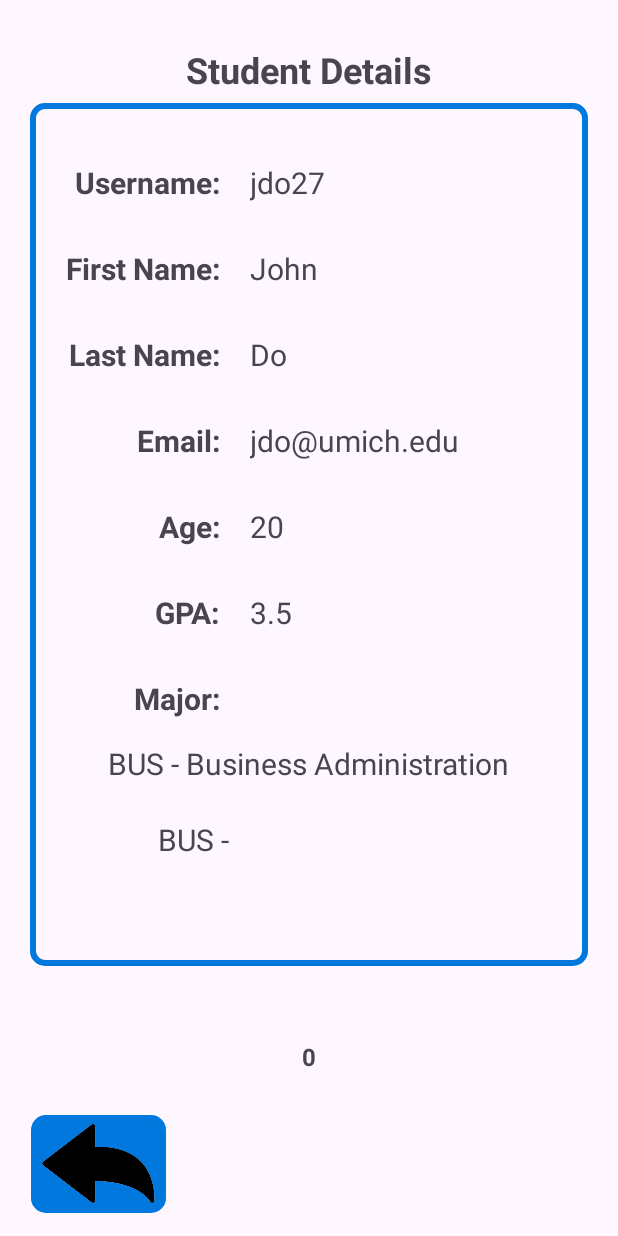
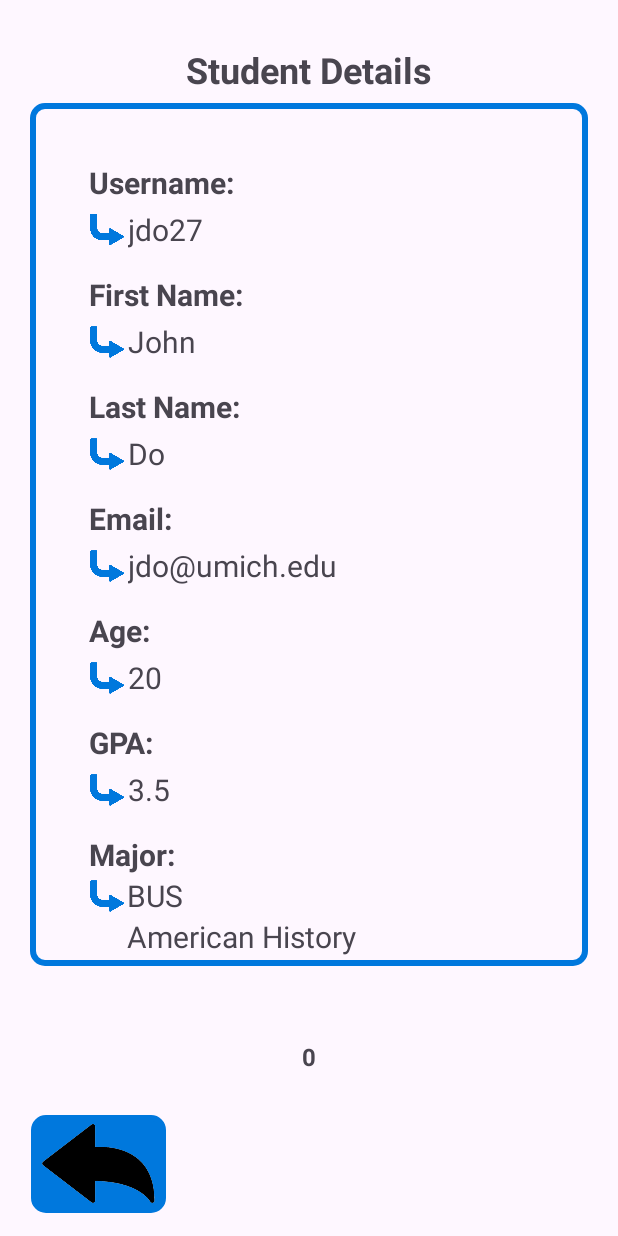
Before and after one commit to MikeEberhart/Homework03_Program1, an Android app: the DetailsActivity screen opened directly, with no data from a screen before it, on a phone screen of 412 x 824 dp. Run offline under Robolectric (Android 15) with nearby library versions, the phone set to English and light mode, and no system bars.

Commit message:
Update GUI for details view; Worked on passing some data to the details textboxes;

```diff
--- a/app/src/main/java/com/example/homework03_program1/DatabaseHelper.java
+++ b/app/src/main/java/com/example/homework03_program1/DatabaseHelper.java
@@ -167,7 +167,8 @@ public class DatabaseHelper extends SQLiteOpenHelper
                         db_sdataCursor.getString(2),
                         db_sdataCursor.getString(3),
                         db_sdataCursor.getInt(4),
-                        db_sdataCursor.getDouble(5)));
+                        db_sdataCursor.getDouble(5),
+                        db_sdataCursor.getInt(6)));
                 i++;
             }while(db_sdataCursor.moveToNext());
         }
--- a/app/src/main/java/com/example/homework03_program1/DetailsActivity.java
+++ b/app/src/main/java/com/example/homework03_program1/DetailsActivity.java
@@ -103,7 +103,7 @@ public class DetailsActivity extends AppCompatActivity
         tv_j_vsDetails_age.setText(String.valueOf(sd.getSd_age()));
         tv_j_vsDetails_gpa.setText(String.valueOf(sd.getSd_gpa()));
         // student major needs to be convert from foreign key to text
-//        tv_j_vsDetails_major.setText(sd.getSd_major());
-//        Log.d("MajorName", sd.getSd_major());
+        tv_j_vsDetails_major.setText(MajorData.PassMajorData.getMp_MajorName(da_selectedStudent));
+        Log.d("MajorName", String.valueOf(sd.getSd_major()));
     }
 }
--- a/app/src/main/java/com/example/homework03_program1/StudentData.java
+++ b/app/src/main/java/com/example/homework03_program1/StudentData.java
@@ -11,14 +11,14 @@ public class StudentData
     private String sd_email;
     private int sd_age;
     private double sd_gpa;
-    private String sd_major;
+    private int sd_major;
 
     public StudentData()
     {
 
     }
 
-    public StudentData(String un, String fn, String ln, String em, int a, double g)
+    public StudentData(String un, String fn, String ln, String em, int a, double g, int maj)
     {
         sd_username = un;
         sd_fname = fn;
@@ -26,7 +26,7 @@ public class StudentData
         sd_email = em;
         sd_age = a;
         sd_gpa = g;
-//        sd_major = maj;
+        sd_major = maj;
     }
     // Getters //
     public String getSd_username()
@@ -53,7 +53,7 @@ public class StudentData
     {
         return sd_gpa;
     }
-    public String getSd_major() // student major needs to be convert from foreign key to text
+    public int getSd_major() // student major needs to be convert from foreign key to text
     {
         return sd_major;
     }
@@ -82,7 +82,7 @@ public class StudentData
     {
         sd_gpa = g;
     }
-    public void setSd_major(String maj)
+    public void setSd_major(int maj)
     {
         sd_major = maj;
     }
--- a/app/src/main/res/layout/da_vswitcher_details_layout.xml
+++ b/app/src/main/res/layout/da_vswitcher_details_layout.xml
@@ -5,187 +5,262 @@
     android:layout_width="match_parent"
     android:layout_height="match_parent">
 
+    <ImageView
+        android:id="@+id/imageView2"
+        android:layout_width="24dp"
+        android:layout_height="24dp"
+        app:layout_constraintBottom_toBottomOf="@+id/tv_vsDetails_lname"
+        app:layout_constraintStart_toStartOf="@+id/tv_vsDetails_lnameLabel"
+        app:layout_constraintTop_toTopOf="@+id/tv_vsDetails_lname"
+        app:srcCompat="@drawable/corner_arrow" />
+
+    <ImageView
+        android:id="@+id/imageView2"
+        android:layout_width="24dp"
+        android:layout_height="24dp"
+        app:layout_constraintBottom_toBottomOf="@+id/tv_vsDetails_email"
+        app:layout_constraintStart_toStartOf="@+id/tv_vsDetails_emailLabel"
+        app:layout_constraintTop_toTopOf="@+id/tv_vsDetails_email"
+        app:srcCompat="@drawable/corner_arrow" />
+
+    <ImageView
+        android:id="@+id/imageView2"
+        android:layout_width="24dp"
+        android:layout_height="24dp"
+        app:layout_constraintBottom_toBottomOf="@+id/tv_vsDetails_age"
+        app:layout_constraintStart_toStartOf="@+id/tv_vsDetails_ageLabel"
+        app:layout_constraintTop_toTopOf="@+id/tv_vsDetails_age"
+        app:srcCompat="@drawable/corner_arrow" />
+
+    <ImageView
+        android:id="@+id/imageView2"
+        android:layout_width="24dp"
+        android:layout_height="24dp"
+        app:layout_constraintBottom_toBottomOf="@+id/tv_vsDetails_gpa"
+        app:layout_constraintStart_toStartOf="@+id/tv_vsDetails_gpaLabel"
+        app:layout_constraintTop_toTopOf="@+id/tv_vsDetails_gpa"
+        app:srcCompat="@drawable/corner_arrow" />
+
+    <ImageView
+        android:id="@+id/imageView2"
+        android:layout_width="24dp"
+        android:layout_height="24dp"
+        app:layout_constraintBottom_toBottomOf="@+id/tv_vsDetails_majorPrefix"
+        app:layout_constraintStart_toStartOf="@+id/tv_vsDetails_majorLabel"
+        app:layout_constraintTop_toTopOf="@+id/tv_vsDetails_majorPrefix"
+        app:srcCompat="@drawable/corner_arrow" />
+
+    <ImageView
+        android:id="@+id/imageView2"
+        android:layout_width="24dp"
+        android:layout_height="24dp"
+        app:layout_constraintBottom_toBottomOf="@+id/tv_vsDetails_fname"
+        app:layout_constraintStart_toStartOf="@+id/tv_vsDetails_fnameLabel"
+        app:layout_constraintTop_toTopOf="@+id/tv_vsDetails_fname"
+        app:srcCompat="@drawable/corner_arrow" />
+
     <TextView
         android:id="@+id/tv_vsDetails_username"
         android:layout_width="wrap_content"
         android:layout_height="wrap_content"
-        android:layout_marginStart="20dp"
-        android:layout_marginTop="35dp"
+        android:layout_marginStart="26dp"
+        android:layout_marginTop="4dp"
         android:text="username"
         android:textAlignment="textStart"
         android:textSize="20sp"
-        app:layout_constraintStart_toEndOf="@+id/tv_vsDetails_usernameLabel"
-        app:layout_constraintTop_toTopOf="parent" />
+        app:layout_constraintEnd_toEndOf="@+id/tv_vsDetails_usernameLabel"
+        app:layout_constraintHorizontal_bias="0.0"
+        app:layout_constraintStart_toStartOf="@+id/tv_vsDetails_usernameLabel"
+        app:layout_constraintTop_toBottomOf="@+id/tv_vsDetails_usernameLabel" />
 
     <TextView
         android:id="@+id/tv_vsDetails_fnameLabel"
         android:layout_width="wrap_content"
         android:layout_height="wrap_content"
-        android:layout_marginStart="20dp"
-        android:layout_marginTop="30dp"
+        android:layout_marginTop="16dp"
         android:text="First Name:"
         android:textAlignment="textStart"
         android:textSize="20sp"
         android:textStyle="bold"
-        app:layout_constraintStart_toStartOf="parent"
-        app:layout_constraintTop_toBottomOf="@+id/tv_vsDetails_usernameLabel" />
+        app:layout_constraintStart_toStartOf="@+id/tv_vsDetails_usernameLabel"
+        app:layout_constraintTop_toBottomOf="@+id/tv_vsDetails_username" />
+
+    <TextView
+        android:id="@+id/tv_vsDetails_age"
+        android:layout_width="wrap_content"
+        android:layout_height="wrap_content"
+        android:layout_marginStart="26dp"
+        android:layout_marginTop="4dp"
+        android:text="age"
+        android:textAlignment="textStart"
+        android:textSize="20sp"
+        app:layout_constraintEnd_toEndOf="@+id/tv_vsDetails_ageLabel"
+        app:layout_constraintHorizontal_bias="0.0"
+        app:layout_constraintStart_toStartOf="@+id/tv_vsDetails_ageLabel"
+        app:layout_constraintTop_toBottomOf="@+id/tv_vsDetails_ageLabel" />
 
     <TextView
         android:id="@+id/tv_vsDetails_ageLabel"
         android:layout_width="wrap_content"
         android:layout_height="wrap_content"
-        android:layout_marginTop="30dp"
+        android:layout_marginTop="16dp"
         android:text="Age:"
         android:textAlignment="textStart"
         android:textSize="20sp"
         android:textStyle="bold"
-        app:layout_constraintEnd_toEndOf="@+id/tv_vsDetails_emailLabel"
-        app:layout_constraintTop_toBottomOf="@+id/tv_vsDetails_emailLabel" />
-
-    <TextView
-        android:id="@+id/tv_vsDetails_age"
-        android:layout_width="wrap_content"
-        android:layout_height="wrap_content"
-        android:layout_marginStart="20dp"
-        android:layout_marginTop="30dp"
-        android:text="age"
-        android:textAlignment="textStart"
-        android:textSize="20sp"
-        app:layout_constraintStart_toEndOf="@+id/tv_vsDetails_ageLabel"
+        app:layout_constraintStart_toStartOf="@+id/tv_vsDetails_emailLabel"
         app:layout_constraintTop_toBottomOf="@+id/tv_vsDetails_email" />
 
     <TextView
         android:id="@+id/tv_vsDetails_gpa"
         android:layout_width="wrap_content"
         android:layout_height="wrap_content"
-        android:layout_marginStart="20dp"
-        android:layout_marginTop="30dp"
+        android:layout_marginStart="26dp"
+        android:layout_marginTop="4dp"
         android:text="gpa"
         android:textAlignment="textStart"
         android:textSize="20sp"
-        app:layout_constraintStart_toEndOf="@+id/tv_vsDetails_gpaLabel"
-        app:layout_constraintTop_toBottomOf="@+id/tv_vsDetails_age" />
+        app:layout_constraintEnd_toEndOf="@+id/tv_vsDetails_gpaLabel"
+        app:layout_constraintHorizontal_bias="0.0"
+        app:layout_constraintStart_toStartOf="@+id/tv_vsDetails_gpaLabel"
+        app:layout_constraintTop_toBottomOf="@+id/tv_vsDetails_gpaLabel" />
+
+    <TextView
+        android:id="@+id/tv_vsDetails_emailLabel"
+        android:layout_width="wrap_content"
+        android:layout_height="wrap_content"
+        android:layout_marginTop="16dp"
+        android:text="Email:"
+        android:textAlignment="textStart"
+        android:textSize="20sp"
+        android:textStyle="bold"
+        app:layout_constraintStart_toStartOf="@+id/tv_vsDetails_lnameLabel"
+        app:layout_constraintTop_toBottomOf="@+id/tv_vsDetails_lname" />
 
     <TextView
         android:id="@+id/tv_vsDetails_gpaLabel"
         android:layout_width="wrap_content"
         android:layout_height="wrap_content"
-        android:layout_marginTop="30dp"
+        android:layout_marginTop="16dp"
         android:text="GPA:"
         android:textAlignment="textStart"
         android:textSize="20sp"
         android:textStyle="bold"
-        app:layout_constraintEnd_toEndOf="@+id/tv_vsDetails_ageLabel"
-        app:layout_constraintTop_toBottomOf="@+id/tv_vsDetails_ageLabel" />
+        app:layout_constraintStart_toStartOf="@+id/tv_vsDetails_ageLabel"
+        app:layout_constraintTop_toBottomOf="@+id/tv_vsDetails_age" />
 
     <TextView
         android:id="@+id/tv_vsDetails_email"
         android:layout_width="wrap_content"
         android:layout_height="wrap_content"
-        android:layout_marginStart="20dp"
-        android:layout_marginTop="30dp"
+        android:layout_marginStart="26dp"
+        android:layout_marginTop="4dp"
         android:text="email"
         android:textAlignment="textStart"
         android:textSize="20sp"
-        app:layout_constraintStart_toEndOf="@+id/tv_vsDetails_emailLabel"
-        app:layout_constraintTop_toBottomOf="@+id/tv_vsDetails_lname" />
+        app:layout_constraintEnd_toEndOf="@+id/tv_vsDetails_emailLabel"
+        app:layout_constraintHorizontal_bias="0.0"
+        app:layout_constraintStart_toStartOf="@+id/tv_vsDetails_emailLabel"
+        app:layout_constraintTop_toBottomOf="@+id/tv_vsDetails_emailLabel" />
 
     <TextView
         android:id="@+id/tv_vsDetails_lname"
         android:layout_width="wrap_content"
         android:layout_height="wrap_content"
-        android:layout_marginStart="20dp"
-        android:layout_marginTop="30dp"
+        android:layout_marginStart="26dp"
+        android:layout_marginTop="4dp"
         android:text="lname"
         android:textAlignment="textStart"
         android:textSize="20sp"
-        app:layout_constraintStart_toEndOf="@+id/tv_vsDetails_lnameLabel"
-        app:layout_constraintTop_toBottomOf="@+id/tv_vsDetails_fname" />
-
-    <TextView
-        android:id="@+id/tv_vsDetails_majorLabel"
-        android:layout_width="wrap_content"
-        android:layout_height="wrap_content"
-        android:layout_marginTop="30dp"
-        android:text="Major:"
-        android:textAlignment="textStart"
-        android:textSize="20sp"
-        android:textStyle="bold"
-        app:layout_constraintEnd_toEndOf="@+id/tv_vsDetails_gpaLabel"
-        app:layout_constraintTop_toBottomOf="@+id/tv_vsDetails_gpaLabel" />
+        app:layout_constraintEnd_toEndOf="@+id/tv_vsDetails_lnameLabel"
+        app:layout_constraintHorizontal_bias="0.0"
+        app:layout_constraintStart_toStartOf="@+id/tv_vsDetails_lnameLabel"
+        app:layout_constraintTop_toBottomOf="@+id/tv_vsDetails_lnameLabel" />
 
     <TextView
         android:id="@+id/tv_vsDetails_usernameLabel"
-        android:layout_width="0dp"
+        android:layout_width="wrap_content"
         android:layout_height="wrap_content"
+        android:layout_marginStart="35dp"
         android:layout_marginTop="35dp"
         android:text="Username:"
         android:textAlignment="textStart"
         android:textSize="20sp"
         android:textStyle="bold"
-        app:layout_constraintEnd_toEndOf="@+id/tv_vsDetails_fnameLabel"
+        app:layout_constraintStart_toStartOf="parent"
         app:layout_constraintTop_toTopOf="parent" />
 
     <TextView
         android:id="@+id/tv_vsDetails_lnameLabel"
         android:layout_width="wrap_content"
         android:layout_height="wrap_content"
-        android:layout_marginTop="30dp"
+        android:layout_marginTop="16dp"
         android:text="Last Name:"
         android:textAlignment="textStart"
         android:textSize="20sp"
         android:textStyle="bold"
-        app:layout_constraintEnd_toEndOf="@+id/tv_vsDetails_fnameLabel"
-        app:layout_constraintTop_toBottomOf="@+id/tv_vsDetails_fnameLabel" />
-
-    <TextView
-        android:id="@+id/tv_vsDetails_emailLabel"
-        android:layout_width="wrap_content"
-        android:layout_height="wrap_content"
-        android:layout_marginTop="30dp"
-        android:text="Email:"
-        android:textAlignment="textStart"
-        android:textSize="20sp"
-        android:textStyle="bold"
-        app:layout_constraintEnd_toEndOf="@+id/tv_vsDetails_lnameLabel"
-        app:layout_constraintTop_toBottomOf="@+id/tv_vsDetails_lnameLabel" />
+        app:layout_constraintStart_toStartOf="@+id/tv_vsDetails_fnameLabel"
+        app:layout_constraintTop_toBottomOf="@+id/tv_vsDetails_fname" />
 
     <TextView
         android:id="@+id/tv_vsDetails_fname"
         android:layout_width="wrap_content"
         android:layout_height="wrap_content"
-        android:layout_marginStart="20dp"
-        android:layout_marginTop="30dp"
+        android:layout_marginStart="26dp"
+        android:layout_marginTop="4dp"
         android:text="fname"
         android:textAlignment="textStart"
         android:textSize="20sp"
-        app:layout_constraintStart_toEndOf="@+id/tv_vsDetails_fnameLabel"
-        app:layout_constraintTop_toBottomOf="@+id/tv_vsDetails_username" />
+        app:layout_constraintEnd_toEndOf="@+id/tv_vsDetails_fnameLabel"
+        app:layout_constraintHorizontal_bias="0.0"
+        app:layout_constraintStart_toStartOf="@+id/tv_vsDetails_fnameLabel"
+        app:layout_constraintTop_toBottomOf="@+id/tv_vsDetails_fnameLabel" />
 
     <TextView
         android:id="@+id/tv_vsDetails_major"
         android:layout_width="wrap_content"
         android:layout_height="wrap_content"
-        android:layout_marginTop="16dp"
+        android:layout_marginStart="26dp"
         android:text="BUS - Business Administration"
         android:textAlignment="textStart"
         android:textSize="20sp"
-        app:layout_constraintEnd_toEndOf="parent"
-        app:layout_constraintStart_toStartOf="parent"
-        app:layout_constraintTop_toBottomOf="@+id/tv_vsDetails_majorLabel" />
+        app:layout_constraintEnd_toEndOf="@+id/tv_vsDetails_majorLabel"
+        app:layout_constraintHorizontal_bias="0.008"
+        app:layout_constraintStart_toStartOf="@+id/tv_vsDetails_majorLabel"
+        app:layout_constraintTop_toBottomOf="@+id/tv_vsDetails_majorPrefix" />
+
+    <TextView
+        android:id="@+id/tv_vsDetails_majorLabel"
+        android:layout_width="wrap_content"
+        android:layout_height="wrap_content"
+        android:layout_marginTop="16dp"
+        android:text="Major:"
+        android:textAlignment="textStart"
+        android:textSize="20sp"
+        android:textStyle="bold"
+        app:layout_constraintStart_toStartOf="@+id/tv_vsDetails_gpaLabel"
+        app:layout_constraintTop_toBottomOf="@+id/tv_vsDetails_gpa" />
 
     <TextView
         android:id="@+id/tv_vsDetails_majorPrefix"
         android:layout_width="wrap_content"
         android:layout_height="wrap_content"
-        android:layout_marginStart="104dp"
-        android:layout_marginTop="23dp"
-        android:layout_marginEnd="254dp"
-        android:text="BUS - "
+        android:text="BUS"
         android:textAlignment="textStart"
         android:textSize="20sp"
-        app:layout_constraintEnd_toEndOf="parent"
-        app:layout_constraintStart_toStartOf="parent"
-        app:layout_constraintTop_toBottomOf="@+id/tv_vsDetails_major" />
+        app:layout_constraintEnd_toEndOf="@+id/tv_vsDetails_major"
+        app:layout_constraintHorizontal_bias="0.0"
+        app:layout_constraintStart_toStartOf="@+id/tv_vsDetails_major"
+        app:layout_constraintTop_toBottomOf="@+id/tv_vsDetails_majorLabel" />
+
+    <ImageView
+        android:id="@+id/imageView2"
+        android:layout_width="24dp"
+        android:layout_height="0dp"
+        app:layout_constraintBottom_toBottomOf="@+id/tv_vsDetails_username"
+        app:layout_constraintStart_toStartOf="@+id/tv_vsDetails_usernameLabel"
+        app:layout_constraintTop_toTopOf="@+id/tv_vsDetails_username"
+        app:layout_constraintVertical_bias="0.0"
+        app:srcCompat="@drawable/corner_arrow" />
 
 </androidx.constraintlayout.widget.ConstraintLayout>
```
Also changed, not shown: app/src/main/res/drawable/corner_arrow.png (added).
